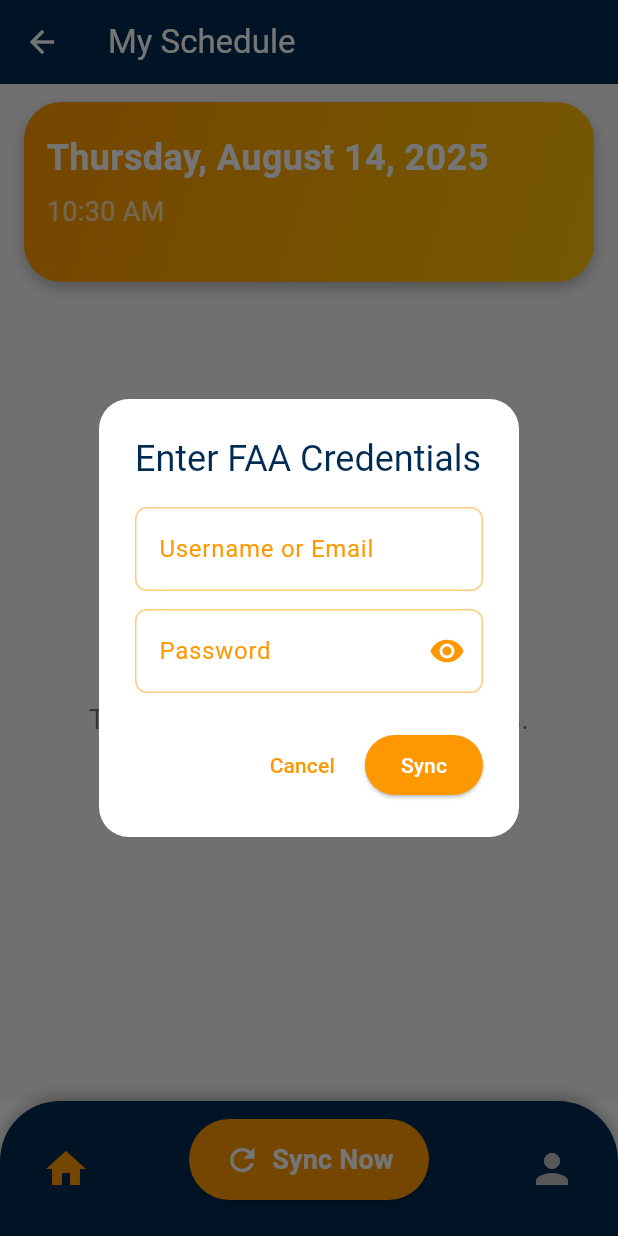
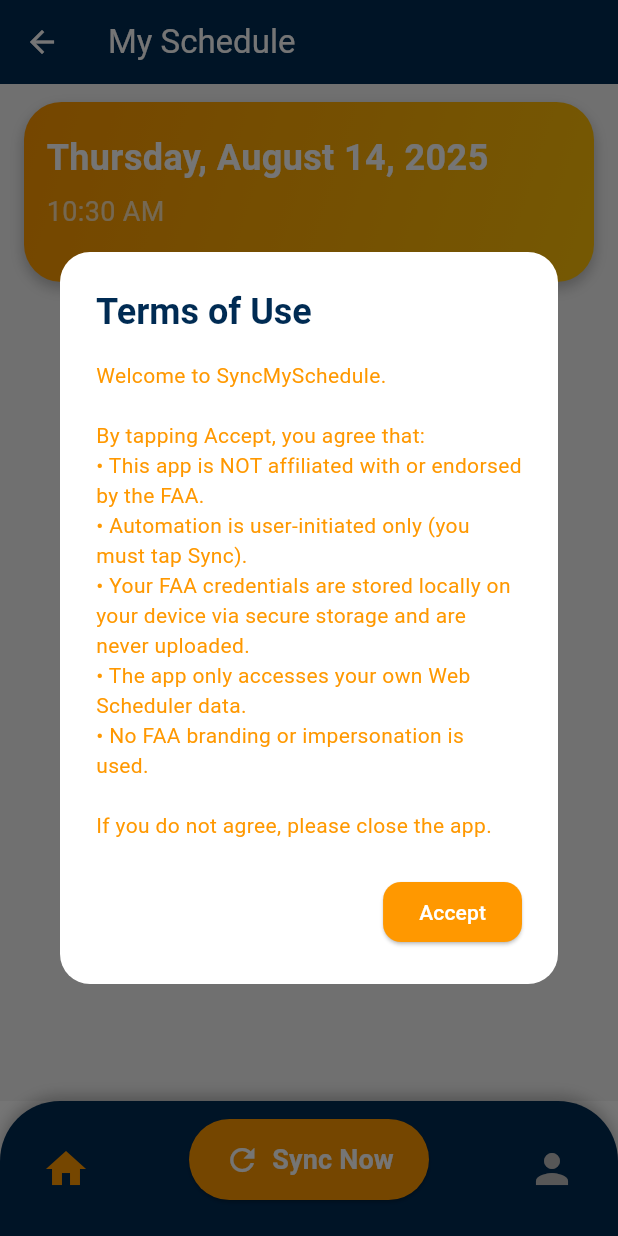
Before and after one commit to supertalentwiz/syncmyschedule, a Flutter app: the MainTabs screen opened by its route, after a tap on "Sync Now", on a phone screen of 412 x 824 dp. Run offline on Flutter 3.47's test engine with Material 3 defaults, Android fonts, the phone set to English and light mode, and no system bars; our stand-ins replace cloud_functions, firebase_auth, firebase_core, flutter_secure_storage, shared_preferences; accounts and stored records are empty.

Commit message:
feat: added terms of use modal

```diff
--- a/lib/screens/main_tabs.dart
+++ b/lib/screens/main_tabs.dart
@@ -1,10 +1,12 @@
 import 'package:flutter/material.dart';
 import 'package:cloud_functions/cloud_functions.dart';
 import 'package:flutter_secure_storage/flutter_secure_storage.dart';
+import 'package:shared_preferences/shared_preferences.dart';
 
 import 'main_screen.dart';
 import 'subscription_screen.dart';
 import 'profile_screen.dart';
+import '../widgets/terms_of_use_dialog.dart';
 
 class MainTabs extends StatefulWidget {
   @override
@@ -21,10 +23,37 @@ class _MainTabsState extends State<MainTabs> {
   static const Color orange = Color(0xFFFF9800);
 
   List<Widget> get _pages => [
-        MainScreen(shifts: _shifts, errorMessage: _errorMessage),
-        SubscriptionScreen(),
-        ProfileScreen(),
-      ];
+    MainScreen(shifts: _shifts, errorMessage: _errorMessage),
+    SubscriptionScreen(),
+    ProfileScreen(),
+  ];
+
+  @override
+  void initState() {
+    super.initState();
+    _checkAndShowTerms(); // <<< show Terms only on first run after login
+  }
+
+  /// Shows Terms of Use once, then remembers acceptance.
+  Future<void> _checkAndShowTerms() async {
+    final prefs = await SharedPreferences.getInstance();
+    final accepted = prefs.getBool('termsAccepted') ?? false;
+
+    if (!accepted) {
+      // Post-frame so it doesn't conflict with initial build
+      WidgetsBinding.instance.addPostFrameCallback((_) {
+        showDialog(
+          context: context,
+          barrierDismissible: false,
+          builder: (_) => TermsOfUseDialog(
+            onAccept: () async {
+              await prefs.setBool('termsAccepted', true);
+            },
+          ),
+        );
+      });
+    }
+  }
 
   Future<List<Map<String, String>>> fetchScheduleFromFirebase({
     required String username,
@@ -94,7 +123,6 @@ class _MainTabsState extends State<MainTabs> {
     final _formKey = GlobalKey<FormState>();
     String username = '';
     String password = '';
-
     return showDialog<Map<String, String>>(
       context: context,
       barrierDismissible: true,
@@ -107,9 +135,7 @@ class _MainTabsState extends State<MainTabs> {
               ),
               title: const Text(
                 'Enter FAA Credentials',
-                style: TextStyle(
-                  color: Color(0xFF002B53),
-                ),
+                style: TextStyle(color: Color(0xFF002B53)),
               ),
               content: Form(
                 key: _formKey,
@@ -132,7 +158,7 @@ class _MainTabsState extends State<MainTabs> {
                         ),
                       ),
                       onSaved: (val) => username = val!.trim(),
-                      style: TextStyle(color: orange),
+                      style: const TextStyle(color: orange),
                       validator: (val) =>
                           val == null || val.isEmpty ? 'Enter username' : null,
                     ),
@@ -164,7 +190,7 @@ class _MainTabsState extends State<MainTabs> {
                       ),
                       obscureText: !_showPassword,
                       onSaved: (val) => password = val!.trim(),
-                      style: TextStyle(color: orange),
+                      style: const TextStyle(color: orange),
                       validator: (val) =>
                           val == null || val.isEmpty ? 'Enter password' : null,
                     ),
@@ -177,9 +203,7 @@ class _MainTabsState extends State<MainTabs> {
                   onPressed: () => Navigator.pop(context, null),
                 ),
                 ElevatedButton(
-                  style: ElevatedButton.styleFrom(
-                    backgroundColor: orange,
-                  ),
+                  style: ElevatedButton.styleFrom(backgroundColor: orange),
                   onPressed: () {
                     if (_formKey.currentState!.validate()) {
                       _formKey.currentState!.save();
@@ -189,7 +213,10 @@ class _MainTabsState extends State<MainTabs> {
                       });
                     }
                   },
-                  child: const Text('Sync', style: TextStyle(color: Colors.white),),
+                  child: const Text(
+                    'Sync',
+                    style: TextStyle(color: Colors.white),
+                  ),
                 ),
               ],
             );
@@ -209,9 +236,7 @@ class _MainTabsState extends State<MainTabs> {
             ),
             title: const Text(
               'Use saved FAA credentials?',
-              style: TextStyle(
-                color: Color(0xFF002B53),
-              ),
+              style: TextStyle(color: Color(0xFF002B53)),
             ),
             content: const Text(
               'You have saved FAA credentials. Continue with them or edit?',
@@ -220,7 +245,10 @@ class _MainTabsState extends State<MainTabs> {
             actions: [
               TextButton(
                 onPressed: () => Navigator.pop(context, false),
-                child: const Text('Edit credentials', style: TextStyle(color: orange)),
+                child: const Text(
+                  'Edit credentials',
+                  style: TextStyle(color: orange),
+                ),
               ),
               ElevatedButton(
                 style: ElevatedButton.styleFrom(backgroundColor: orange),
@@ -235,6 +263,23 @@ class _MainTabsState extends State<MainTabs> {
 
   void _onItemTapped(int index) async {
     if (index == 1) {
+      // Optional guard: ensure Terms accepted before allowing sync.
+      final prefs = await SharedPreferences.getInstance();
+      final accepted = prefs.getBool('termsAccepted') ?? false;
+      if (!accepted) {
+        // If somehow not accepted (e.g., user dismissed dialog via system), show it again.
+        showDialog(
+          context: context,
+          barrierDismissible: false,
+          builder: (_) => TermsOfUseDialog(
+            onAccept: () async {
+              await prefs.setBool('termsAccepted', true);
+            },
+          ),
+        );
+        return;
+      }
+
       Map<String, String>? creds;
 
       final savedUsername = await _storage.read(key: 'faa_username');
--- /dev/null
+++ b/lib/widgets/terms_of_use_dialog.dart
@@ -0,0 +1,53 @@
+import 'package:flutter/material.dart';
+
+class TermsOfUseDialog extends StatelessWidget {
+  final VoidCallback onAccept;
+
+  const TermsOfUseDialog({Key? key, required this.onAccept}) : super(key: key);
+
+  @override
+  Widget build(BuildContext context) {
+    const brandBlue = Color(0xFF002B53);
+
+    return AlertDialog(
+      shape: RoundedRectangleBorder(borderRadius: BorderRadius.circular(20)),
+      title: const Text(
+        'Terms of Use',
+        style: TextStyle(fontWeight: FontWeight.bold, color: brandBlue),
+      ),
+      content: const SingleChildScrollView(
+        child: Column(
+          crossAxisAlignment: CrossAxisAlignment.start,
+          children: [
+            Text(
+              'Welcome to SyncMySchedule.\n\n'
+              'By tapping Accept, you agree that:\n'
+              '• This app is NOT affiliated with or endorsed by the FAA.\n'
+              '• Automation is user-initiated only (you must tap Sync).\n'
+              '• Your FAA credentials are stored locally on your device via secure storage and are never uploaded.\n'
+              '• The app only accesses your own Web Scheduler data.\n'
+              '• No FAA branding or impersonation is used.\n\n'
+              'If you do not agree, please close the app.',
+              style: TextStyle(fontSize: 14, height: 1.4, color: Colors.orange),
+            ),
+          ],
+        ),
+      ),
+      actions: [
+        ElevatedButton(
+          style: ElevatedButton.styleFrom(
+            backgroundColor: Colors.orange,
+            shape: RoundedRectangleBorder(
+              borderRadius: BorderRadius.circular(12),
+            ),
+          ),
+          onPressed: () {
+            onAccept();
+            Navigator.of(context).pop();
+          },
+          child: const Text('Accept', style: TextStyle(color: Colors.white)),
+        ),
+      ],
+    );
+  }
+}
--- a/pubspec.yaml
+++ b/pubspec.yaml
@@ -22,6 +22,9 @@ dependencies:
   cloud_functions: ^6.0.0
   intl: ^0.20.2
   flutter_secure_storage: ^9.2.4
+  device_calendar: ^4.3.3
+  shared_preferences: ^2.5.3
+  path_provider: ^2.1.5
 
 dev_dependencies:
   flutter_test:
```
Also changed, not shown: pubspec.lock, 1 other file.
